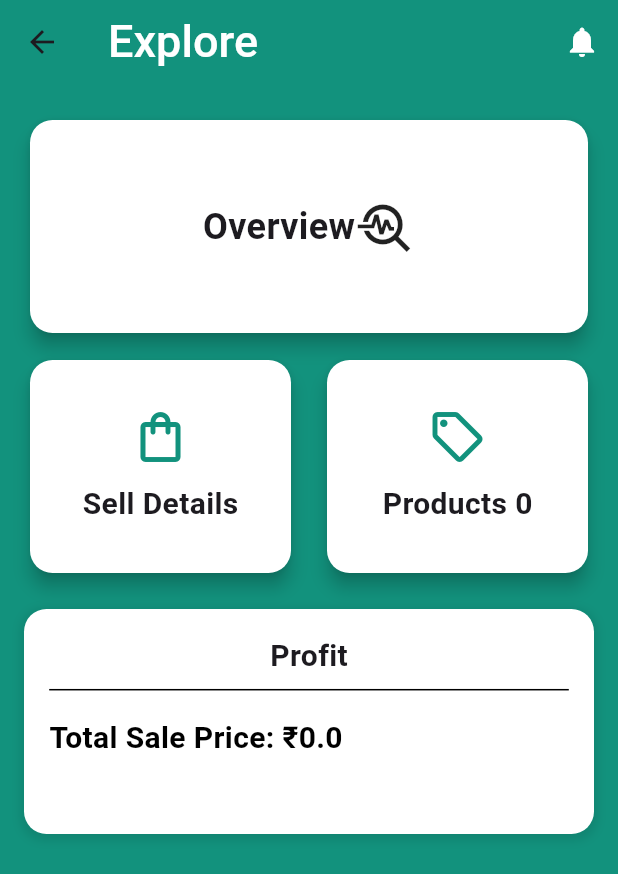
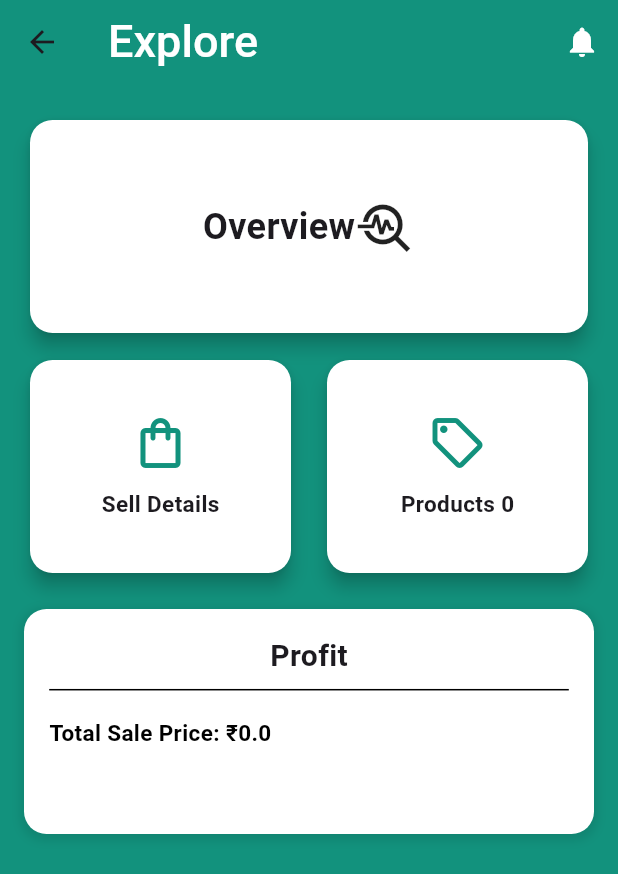
Before and after one commit to JomonJohnson123/newprojectupset, a Flutter app: the ExplorePage screen opened directly, on a phone screen of 412 x 824 dp. Shown: the top 874 px of the screen. Run offline on Flutter 3.47's test engine with Material 3 defaults, Android fonts, the phone set to English and light mode, and no system bars; our stand-ins replace hive, hive_flutter, image_picker, pie_chart; accounts and stored records are empty.

Commit message:
Adjust screen size for every phone

```diff
--- a/lib/Screens/create_account.dart
+++ b/lib/Screens/create_account.dart
@@ -29,6 +29,8 @@ class _CreateAccountState extends State<CreateAccount> {
       resizeToAvoidBottomInset:
           true, // Change to true to allow scroll when keyboard appears
       body: Container(
+        height: MediaQuery.of(context).size.height,
+        width: MediaQuery.of(context).size.width,
         decoration: const BoxDecoration(
           image: DecorationImage(
             image: AssetImage('assets/images/v915-wit-011-f.jpg'),
--- a/lib/Screens/explore.dart
+++ b/lib/Screens/explore.dart
@@ -92,7 +92,9 @@ class _ExplorePageState extends State<ExplorePage> {
         },
         badgeCount: 0,
       ),
-      body: Padding(
+      body: Container(
+        height: MediaQuery.of(context).size.height,
+        width: MediaQuery.of(context).size.width,
         padding: const EdgeInsets.symmetric(horizontal: 16.0, vertical: 20.0),
         child: Column(
           children: [
@@ -175,7 +177,7 @@ class _ExplorePageState extends State<ExplorePage> {
                               Text(
                                 'Sell Details',
                                 style: TextStyle(
-                                  fontSize: 20,
+                                  fontSize: 15,
                                   fontWeight: FontWeight.bold,
                                 ),
                               ),
@@ -216,7 +218,7 @@ class _ExplorePageState extends State<ExplorePage> {
                                   child: Text(
                                     'Products $productCount',
                                     style: const TextStyle(
-                                      fontSize: 20,
+                                      fontSize: 15,
                                       fontWeight: FontWeight.bold,
                                     ),
                                   ),
@@ -275,7 +277,7 @@ class _ExplorePageState extends State<ExplorePage> {
                             Text(
                               'Total Sale Price: ₹$totalPrice',
                               style: const TextStyle(
-                                  fontSize: 20,
+                                  fontSize: 15,
                                   fontWeight: FontWeight.bold,
                                   color: Colors.black),
                             ),
--- a/pubspec.yaml
+++ b/pubspec.yaml
@@ -45,7 +45,12 @@ dependencies:
 dev_dependencies:
   flutter_test:
     sdk: flutter
+  flutter_launcher_icons: "^0.14.1"
 
+flutter_launcher_icons:
+  android: "launcher_icon"
+  ios: true
+  image_path: "assets/images/AppIcon fixed.png"
 
   # The "flutter_lints" package below contains a set of recommended lints to
   # encourage good coding practices. The lint set provided by the package is
```
Also changed, not shown: assets/images/AppIcon fixed.png (added), pubspec.lock, 30 other files.
